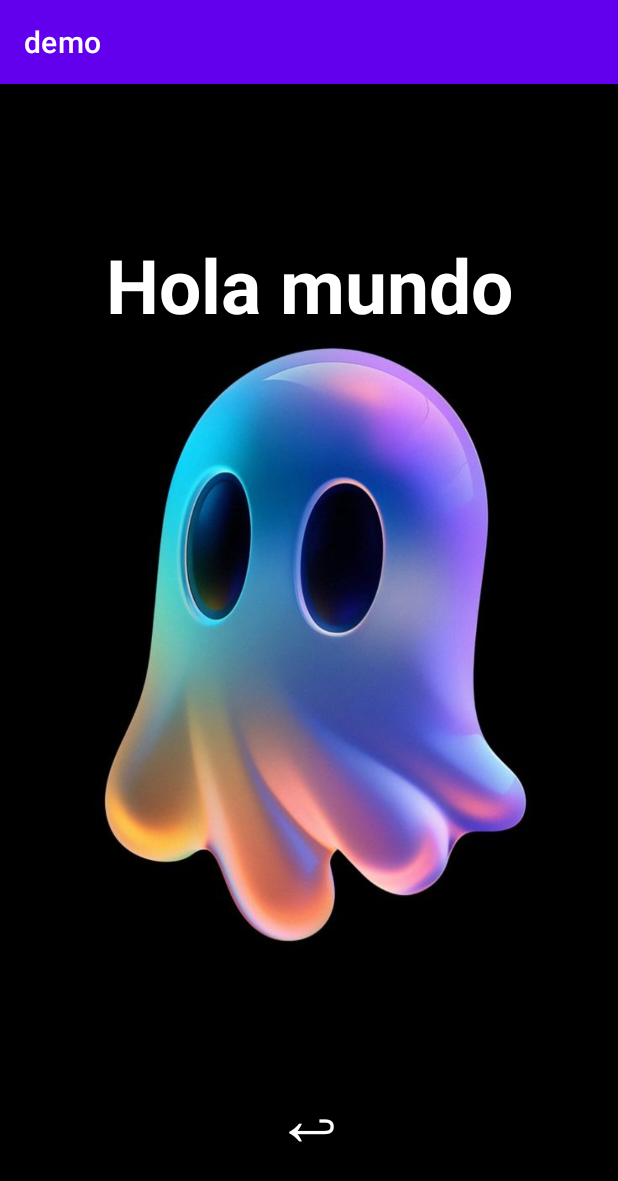
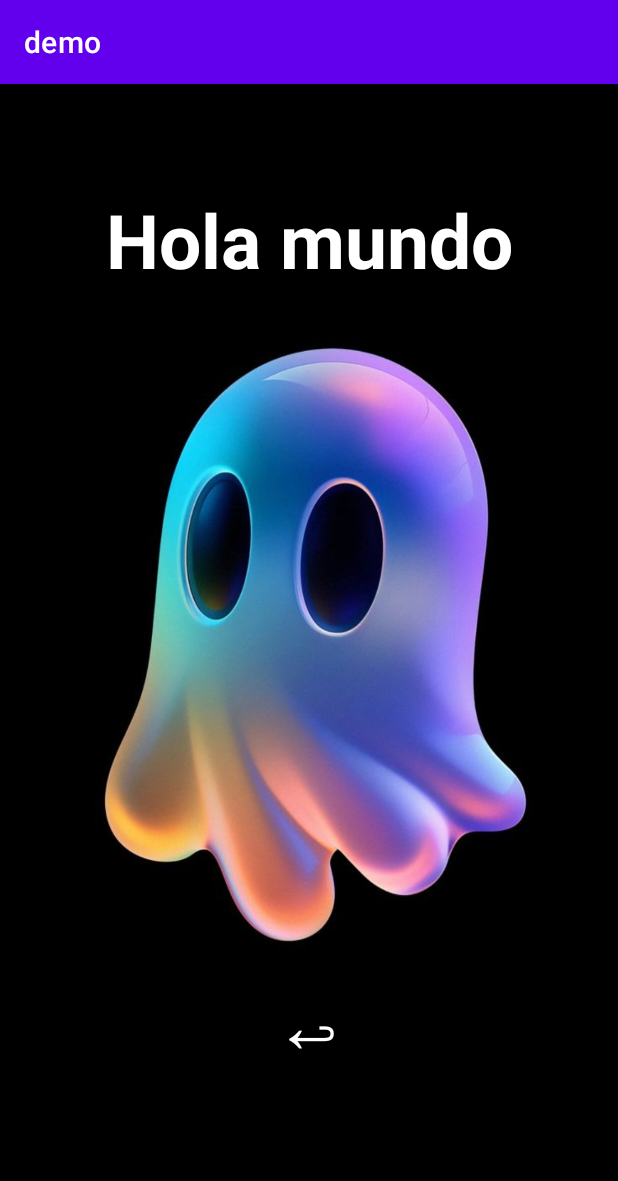
Before and after one commit to santimartinezzgb/app-movil-clickme, an Android app: the SecondActivity screen opened directly, with no data from a screen before it, on a phone screen of 412 x 824 dp. Shown: the top 1181 px of the screen. Run offline under Robolectric (Android 15) with nearby library versions, the phone set to English and light mode, and no system bars.

Commit message:
Corrección de margins

```diff
--- a/app/src/main/res/layout/activity_main.xml
+++ b/app/src/main/res/layout/activity_main.xml
@@ -22,7 +22,7 @@
         android:textSize="20dp"
         android:layout_width="180dp"
         android:layout_height="80dp"
-        android:layout_marginTop="600dp"
+        android:layout_marginTop="500dp"
         android:text="Click me"
         android:textColor="#FFFFFF"
         android:backgroundTint="@color/purple_500"
--- a/app/src/main/res/layout/second_activity.xml
+++ b/app/src/main/res/layout/second_activity.xml
@@ -16,7 +16,7 @@
         android:layout_width="match_parent"
         android:layout_height="match_parent"
         android:gravity="top|center"
-        android:layout_marginTop="100dp"
+        android:layout_marginTop="70dp"
         android:textSize="50sp"
         android:text="@string/hola_mundo"
         android:textStyle="bold"
@@ -33,7 +33,7 @@
         android:layout_width="80dp"
         android:layout_height="80dp"
         android:textSize="50sp"
-        android:layout_marginTop="600dp"
+        android:layout_marginTop="475dp"
         android:text="↩"
         android:textColor="#FFFFFF"
         android:backgroundTint="#000000"
```
